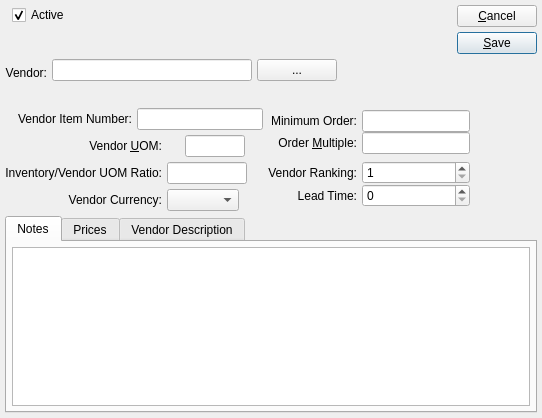
Qt form xtuple/trunk/guiclient/itemSource.ui (WooodHead/xtuple) before a commit.
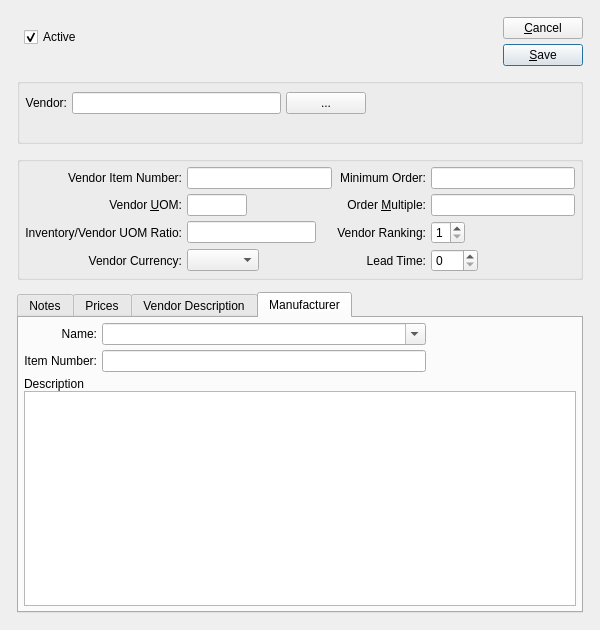
The same form after that commit. The open tabs and pages were chosen to show the change. Custom widgets are drawn as their Qt base class.

Commit message: issue #7669:  Introduce manufacturer data into several purchase module windows.

Diff of the .ui file:
```diff
--- a/xtuple/trunk/guiclient/itemSource.ui
+++ b/xtuple/trunk/guiclient/itemSource.ui
@@ -8,25 +8,36 @@
    <rect>
     <x>0</x>
     <y>0</y>
-    <width>542</width>
-    <height>418</height>
+    <width>600</width>
+    <height>630</height>
    </rect>
   </property>
   <property name="windowTitle" >
    <string>Item Source</string>
   </property>
-  <layout class="QVBoxLayout" >
-   <property name="margin" >
-    <number>5</number>
-   </property>
-   <property name="spacing" >
-    <number>5</number>
-   </property>
-   <item>
+  <layout class="QGridLayout" >
+   <item row="0" column="0" >
+    <layout class="QGridLayout" >
+     <property name="leftMargin" >
+      <number>12</number>
+     </property>
+     <property name="topMargin" >
+      <number>12</number>
+     </property>
+     <property name="rightMargin" >
+      <number>12</number>
+     </property>
+     <property name="bottomMargin" >
+      <number>12</number>
+     </property>
+     <property name="horizontalSpacing" >
+      <number>12</number>
+     </property>
+     <property name="verticalSpacing" >
+      <number>12</number>
+     </property>
+     <item row="0" column="0" >
     <layout class="QHBoxLayout" >
-     <property name="margin" >
-      <number>0</number>
-     </property>
      <property name="spacing" >
       <number>7</number>
      </property>
@@ -35,11 +46,8 @@
      </item>
      <item>
       <layout class="QVBoxLayout" >
-       <property name="margin" >
-        <number>0</number>
-       </property>
-       <property name="spacing" >
-        <number>0</number>
+         <property name="topMargin" >
+          <number>10</number>
        </property>
        <item>
         <widget class="QCheckBox" name="_active" >
@@ -71,9 +79,6 @@
      </item>
      <item>
       <layout class="QHBoxLayout" >
-       <property name="margin" >
-        <number>0</number>
-       </property>
        <property name="spacing" >
         <number>0</number>
        </property>
@@ -95,17 +100,11 @@
        </item>
        <item>
         <layout class="QVBoxLayout" >
-         <property name="margin" >
-          <number>0</number>
-         </property>
          <property name="spacing" >
           <number>0</number>
          </property>
          <item>
           <layout class="QVBoxLayout" >
-           <property name="margin" >
-            <number>0</number>
-           </property>
            <property name="spacing" >
             <number>5</number>
            </property>
@@ -150,28 +149,16 @@
      </item>
     </layout>
    </item>
-   <item>
-    <layout class="QHBoxLayout" >
-     <property name="margin" >
-      <number>0</number>
-     </property>
-     <property name="spacing" >
-      <number>5</number>
-     </property>
-     <item>
-      <layout class="QVBoxLayout" >
-       <property name="margin" >
-        <number>0</number>
-       </property>
-       <property name="spacing" >
-        <number>0</number>
-       </property>
-       <item>
+     <item row="1" column="0" >
+      <widget class="QGroupBox" name="_vendorGroup" >
+       <property name="title" >
+        <string/>
+       </property>
+       <layout class="QGridLayout" >
+        <item row="0" column="0" >
         <widget class="QLabel" name="_vendorLit" >
          <property name="sizePolicy" >
-          <sizepolicy>
-           <hsizetype>5</hsizetype>
-           <vsizetype>0</vsizetype>
+           <sizepolicy vsizetype="Fixed" hsizetype="Preferred" >
            <horstretch>0</horstretch>
            <verstretch>0</verstretch>
           </sizepolicy>
@@ -190,53 +177,17 @@
          </property>
         </widget>
        </item>
-       <item>
-        <spacer>
-         <property name="orientation" >
-          <enum>Qt::Vertical</enum>
-         </property>
-         <property name="sizeType" >
-          <enum>QSizePolicy::Expanding</enum>
-         </property>
-         <property name="sizeHint" >
-          <size>
-           <width>20</width>
-           <height>16</height>
-          </size>
-         </property>
-        </spacer>
-       </item>
-      </layout>
-     </item>
-     <item>
-      <layout class="QVBoxLayout" >
-       <property name="margin" >
-        <number>0</number>
-       </property>
-       <property name="spacing" >
-        <number>0</number>
-       </property>
-       <item>
-        <layout class="QHBoxLayout" >
-         <property name="margin" >
-          <number>0</number>
-         </property>
-         <property name="spacing" >
-          <number>5</number>
-         </property>
-         <item>
+        <item row="0" column="1" >
           <widget class="VendorLineEdit" name="_vendor" >
            <property name="sizePolicy" >
-            <sizepolicy>
-             <hsizetype>7</hsizetype>
-             <vsizetype>0</vsizetype>
+           <sizepolicy vsizetype="Fixed" hsizetype="Expanding" >
              <horstretch>0</horstretch>
              <verstretch>0</verstretch>
             </sizepolicy>
            </property>
           </widget>
          </item>
-         <item>
+        <item row="0" column="2" >
           <widget class="QPushButton" name="_vendorList" >
            <property name="focusPolicy" >
             <enum>Qt::NoFocus</enum>
@@ -246,60 +197,36 @@
            </property>
           </widget>
          </item>
-         <item>
-          <spacer>
-           <property name="orientation" >
-            <enum>Qt::Horizontal</enum>
-           </property>
-           <property name="sizeType" >
-            <enum>QSizePolicy::Expanding</enum>
-           </property>
-           <property name="sizeHint" >
-            <size>
-             <width>0</width>
-             <height>20</height>
-            </size>
-           </property>
-          </spacer>
-         </item>
-        </layout>
-       </item>
-       <item>
+        <item row="1" column="1" colspan="2" >
         <widget class="QLabel" name="_vendorName" >
          <property name="text" >
           <string/>
          </property>
         </widget>
        </item>
-      </layout>
-     </item>
-    </layout>
-   </item>
-   <item>
-    <layout class="QHBoxLayout" >
-     <property name="margin" >
-      <number>0</number>
-     </property>
-     <property name="spacing" >
-      <number>5</number>
-     </property>
-     <item>
-      <layout class="QVBoxLayout" >
-       <property name="margin" >
-        <number>0</number>
-       </property>
-       <property name="spacing" >
-        <number>5</number>
-       </property>
-       <item>
-        <layout class="QHBoxLayout" >
-         <property name="margin" >
-          <number>0</number>
-         </property>
-         <property name="spacing" >
-          <number>5</number>
-         </property>
-         <item>
+        <item row="0" column="3" >
+         <spacer>
+          <property name="orientation" >
+           <enum>Qt::Horizontal</enum>
+          </property>
+          <property name="sizeHint" >
+           <size>
+            <width>40</width>
+            <height>20</height>
+           </size>
+          </property>
+         </spacer>
+        </item>
+       </layout>
+      </widget>
+     </item>
+     <item row="2" column="0" >
+      <widget class="QGroupBox" name="_venditemGroup" >
+       <property name="title" >
+        <string/>
+       </property>
+       <layout class="QGridLayout" >
+        <item row="0" column="0" >
           <widget class="QLabel" name="_vItemNumberLit" >
            <property name="text" >
             <string>Vendor Item Number:</string>
@@ -309,29 +236,46 @@
            </property>
           </widget>
          </item>
-         <item>
+        <item row="0" column="1" >
           <widget class="XLineEdit" name="_vendorItemNumber" >
            <property name="sizePolicy" >
-            <sizepolicy>
-             <hsizetype>5</hsizetype>
-             <vsizetype>0</vsizetype>
+           <sizepolicy vsizetype="Fixed" hsizetype="Preferred" >
              <horstretch>0</horstretch>
              <verstretch>0</verstretch>
             </sizepolicy>
            </property>
           </widget>
          </item>
-        </layout>
-       </item>
-       <item>
-        <layout class="QGridLayout" >
-         <property name="margin" >
-          <number>0</number>
-         </property>
-         <property name="spacing" >
-          <number>5</number>
-         </property>
-         <item row="0" column="0" >
+        <item row="0" column="2" >
+         <widget class="QLabel" name="_minimumOrderLit" >
+          <property name="text" >
+           <string>Minimum Order:</string>
+          </property>
+          <property name="alignment" >
+           <set>Qt::AlignRight|Qt::AlignTrailing|Qt::AlignVCenter</set>
+          </property>
+          <property name="buddy" >
+           <cstring>_minimumOrder</cstring>
+          </property>
+         </widget>
+        </item>
+        <item row="0" column="3" >
+         <widget class="XLineEdit" name="_minOrderQty" >
+          <property name="enabled" >
+           <bool>true</bool>
+          </property>
+          <property name="sizePolicy" >
+           <sizepolicy vsizetype="Fixed" hsizetype="Preferred" >
+            <horstretch>0</horstretch>
+            <verstretch>0</verstretch>
+           </sizepolicy>
+          </property>
+          <property name="alignment" >
+           <set>Qt::AlignRight</set>
+          </property>
+         </widget>
+        </item>
+        <item row="1" column="0" >
           <widget class="QLabel" name="_vendorUOMLit" >
            <property name="text" >
             <string>Vendor &amp;UOM:</string>
@@ -344,7 +288,75 @@
            </property>
           </widget>
          </item>
-         <item row="1" column="0" >
+        <item row="1" column="1" >
+         <layout class="QHBoxLayout" >
+          <property name="spacing" >
+           <number>0</number>
+          </property>
+          <item>
+           <widget class="XLineEdit" name="_vendorUOM" >
+            <property name="sizePolicy" >
+             <sizepolicy vsizetype="Fixed" hsizetype="Preferred" >
+              <horstretch>0</horstretch>
+              <verstretch>0</verstretch>
+             </sizepolicy>
+            </property>
+            <property name="maximumSize" >
+             <size>
+              <width>60</width>
+              <height>32767</height>
+             </size>
+            </property>
+           </widget>
+          </item>
+          <item>
+           <spacer>
+            <property name="orientation" >
+             <enum>Qt::Horizontal</enum>
+            </property>
+            <property name="sizeType" >
+             <enum>QSizePolicy::Expanding</enum>
+            </property>
+            <property name="sizeHint" >
+             <size>
+              <width>0</width>
+              <height>20</height>
+             </size>
+            </property>
+           </spacer>
+          </item>
+         </layout>
+        </item>
+        <item row="1" column="2" >
+         <widget class="QLabel" name="_multOrderQtyLit" >
+          <property name="text" >
+           <string>Order &amp;Multiple:</string>
+          </property>
+          <property name="alignment" >
+           <set>Qt::AlignRight|Qt::AlignTrailing|Qt::AlignVCenter</set>
+          </property>
+          <property name="buddy" >
+           <cstring>_multOrderQty</cstring>
+          </property>
+         </widget>
+        </item>
+        <item row="1" column="3" >
+         <widget class="XLineEdit" name="_multOrderQty" >
+          <property name="enabled" >
+           <bool>true</bool>
+          </property>
+          <property name="sizePolicy" >
+           <sizepolicy vsizetype="Fixed" hsizetype="Preferred" >
+            <horstretch>0</horstretch>
+            <verstretch>0</verstretch>
+           </sizepolicy>
+          </property>
+          <property name="alignment" >
+           <set>Qt::AlignRight</set>
+          </property>
+         </widget>
+        </item>
+        <item row="2" column="0" >
           <widget class="QLabel" name="_invVendorRatioLit" >
            <property name="text" >
             <string>Inventory/Vendor UOM Ratio:</string>
@@ -354,7 +366,40 @@
            </property>
           </widget>
          </item>
-         <item row="2" column="0" >
+        <item row="2" column="1" >
+         <layout class="QHBoxLayout" >
+          <property name="spacing" >
+           <number>5</number>
+          </property>
+          <item>
+           <widget class="XLineEdit" name="_invVendorUOMRatio" >
+            <property name="sizePolicy" >
+             <sizepolicy vsizetype="Fixed" hsizetype="Preferred" >
+              <horstretch>0</horstretch>
+              <verstretch>0</verstretch>
+             </sizepolicy>
+            </property>
+           </widget>
+          </item>
+          <item>
+           <spacer>
+            <property name="orientation" >
+             <enum>Qt::Horizontal</enum>
+            </property>
+            <property name="sizeType" >
+             <enum>QSizePolicy::Preferred</enum>
+            </property>
+            <property name="sizeHint" >
+             <size>
+              <width>16</width>
+              <height>20</height>
+             </size>
+            </property>
+           </spacer>
+          </item>
+         </layout>
+        </item>
+        <item row="3" column="0" >
           <widget class="QLabel" name="_vendorCurrencyLit" >
            <property name="text" >
             <string>Vendor Currency:</string>
@@ -364,99 +409,8 @@
            </property>
           </widget>
          </item>
-         <item row="0" column="1" >
+        <item row="3" column="1" >
           <layout class="QHBoxLayout" >
-           <property name="margin" >
-            <number>0</number>
-           </property>
-           <property name="spacing" >
-            <number>0</number>
-           </property>
-           <item>
-            <widget class="XLineEdit" name="_vendorUOM" >
-             <property name="sizePolicy" >
-              <sizepolicy>
-               <hsizetype>5</hsizetype>
-               <vsizetype>0</vsizetype>
-               <horstretch>0</horstretch>
-               <verstretch>0</verstretch>
-              </sizepolicy>
-             </property>
-             <property name="maximumSize" >
-              <size>
-               <width>60</width>
-               <height>32767</height>
-              </size>
-             </property>
-            </widget>
-           </item>
-           <item>
-            <spacer>
-             <property name="orientation" >
-              <enum>Qt::Horizontal</enum>
-             </property>
-             <property name="sizeType" >
-              <enum>QSizePolicy::Preferred</enum>
-             </property>
-             <property name="sizeHint" >
-              <size>
-               <width>0</width>
-               <height>20</height>
-              </size>
-             </property>
-            </spacer>
-           </item>
-          </layout>
-         </item>
-         <item row="1" column="1" >
-          <layout class="QHBoxLayout" >
-           <property name="margin" >
-            <number>0</number>
-           </property>
-           <property name="spacing" >
-            <number>5</number>
-           </property>
-           <item>
-            <widget class="XLineEdit" name="_invVendorUOMRatio" >
-             <property name="sizePolicy" >
-              <sizepolicy>
-               <hsizetype>5</hsizetype>
-               <vsizetype>0</vsizetype>
-               <horstretch>0</horstretch>
-               <verstretch>0</verstretch>
-              </sizepolicy>
-             </property>
-             <property name="maximumSize" >
-              <size>
-               <width>80</width>
-               <height>32767</height>
-              </size>
-             </property>
-            </widget>
-           </item>
-           <item>
-            <spacer>
-             <property name="orientation" >
-              <enum>Qt::Horizontal</enum>
-             </property>
-             <property name="sizeType" >
-              <enum>QSizePolicy::Preferred</enum>
-             </property>
-             <property name="sizeHint" >
-              <size>
-               <width>16</width>
-               <height>20</height>
-              </size>
-             </property>
-            </spacer>
-           </item>
-          </layout>
-         </item>
-         <item row="2" column="1" >
-          <layout class="QHBoxLayout" >
-           <property name="margin" >
-            <number>0</number>
-           </property>
            <property name="spacing" >
             <number>5</number>
            </property>
@@ -481,80 +435,28 @@
            </item>
           </layout>
          </item>
-        </layout>
-       </item>
-      </layout>
-     </item>
-     <item>
-      <layout class="QGridLayout" >
-       <property name="margin" >
-        <number>0</number>
-       </property>
-       <property name="spacing" >
-        <number>5</number>
-       </property>
-       <item row="0" column="1" >
-        <layout class="QVBoxLayout" >
-         <property name="margin" >
-          <number>0</number>
-         </property>
-         <property name="spacing" >
-          <number>0</number>
-         </property>
-         <item>
-          <widget class="XLineEdit" name="_minOrderQty" >
-           <property name="enabled" >
-            <bool>true</bool>
-           </property>
-           <property name="sizePolicy" >
-            <sizepolicy>
-             <hsizetype>5</hsizetype>
-             <vsizetype>0</vsizetype>
-             <horstretch>0</horstretch>
-             <verstretch>0</verstretch>
-            </sizepolicy>
-           </property>
+        <item row="2" column="2" >
+         <widget class="QLabel" name="_vendorRankingLit" >
+          <property name="text" >
+           <string>Vendor Ranking:</string>
+          </property>
            <property name="alignment" >
-            <set>Qt::AlignRight</set>
+           <set>Qt::AlignRight|Qt::AlignTrailing|Qt::AlignVCenter</set>
            </property>
           </widget>
          </item>
-         <item>
-          <widget class="XLineEdit" name="_multOrderQty" >
-           <property name="enabled" >
-            <bool>true</bool>
-           </property>
-           <property name="sizePolicy" >
-            <sizepolicy>
-             <hsizetype>5</hsizetype>
-             <vsizetype>0</vsizetype>
-             <horstretch>0</horstretch>
-             <verstretch>0</verstretch>
-            </sizepolicy>
-           </property>
+        <item row="3" column="2" >
+         <widget class="QLabel" name="_leadTimeLit" >
+          <property name="text" >
+           <string>Lead Time:</string>
+          </property>
            <property name="alignment" >
-            <set>Qt::AlignRight</set>
+           <set>Qt::AlignRight|Qt::AlignTrailing|Qt::AlignVCenter</set>
            </property>
           </widget>
          </item>
-        </layout>
-       </item>
-       <item row="1" column="1" >
+        <item row="2" column="3" >
         <layout class="QHBoxLayout" >
-         <property name="margin" >
-          <number>0</number>
-         </property>
-         <property name="spacing" >
-          <number>0</number>
-         </property>
-         <item>
-          <layout class="QVBoxLayout" >
-           <property name="margin" >
-            <number>0</number>
-           </property>
-           <property name="spacing" >
-            <number>0</number>
-           </property>
            <item>
             <widget class="QSpinBox" name="_vendorRanking" >
              <property name="maximum" >
@@ -563,8 +465,28 @@
              <property name="minimum" >
               <number>1</number>
              </property>
-            </widget>
-           </item>
+            <property name="maximum" >
+             <number>9</number>
+            </property>
+           </widget>
+          </item>
+          <item>
+           <spacer>
+            <property name="orientation" >
+             <enum>Qt::Horizontal</enum>
+            </property>
+            <property name="sizeHint" >
+             <size>
+              <width>40</width>
+              <height>20</height>
+             </size>
+            </property>
+           </spacer>
+          </item>
+         </layout>
+        </item>
+        <item row="3" column="3" >
+         <layout class="QHBoxLayout" >
            <item>
             <widget class="QSpinBox" name="_leadTime" >
              <property name="maximum" >
@@ -572,94 +494,6 @@
              </property>
             </widget>
            </item>
-          </layout>
-         </item>
-         <item>
-          <spacer>
-           <property name="orientation" >
-            <enum>Qt::Horizontal</enum>
-           </property>
-           <property name="sizeType" >
-            <enum>QSizePolicy::Preferred</enum>
-           </property>
-           <property name="sizeHint" >
-            <size>
-             <width>0</width>
-             <height>20</height>
-            </size>
-           </property>
-          </spacer>
-         </item>
-        </layout>
-       </item>
-       <item row="1" column="0" >
-        <layout class="QVBoxLayout" >
-         <property name="margin" >
-          <number>0</number>
-         </property>
-         <property name="spacing" >
-          <number>0</number>
-         </property>
-         <item>
-          <widget class="QLabel" name="_vendorRankingLit" >
-           <property name="text" >
-            <string>Vendor Ranking:</string>
-           </property>
-           <property name="alignment" >
-            <set>Qt::AlignRight|Qt::AlignTrailing|Qt::AlignVCenter</set>
-           </property>
-          </widget>
-         </item>
-         <item>
-          <widget class="QLabel" name="_leadTimeLit" >
-           <property name="text" >
-            <string>Lead Time:</string>
-           </property>
-           <property name="alignment" >
-            <set>Qt::AlignRight|Qt::AlignTrailing|Qt::AlignVCenter</set>
-           </property>
-          </widget>
-         </item>
-        </layout>
-       </item>
-       <item row="0" column="0" >
-        <layout class="QVBoxLayout" >
-         <property name="margin" >
-          <number>0</number>
-         </property>
-         <property name="spacing" >
-          <number>0</number>
-         </property>
-         <item>
-          <widget class="QLabel" name="_minimumOrderLit" >
-           <property name="text" >
-            <string>Minimum Order:</string>
-           </property>
-           <property name="alignment" >
-            <set>Qt::AlignRight|Qt::AlignTrailing|Qt::AlignVCenter</set>
-           </property>
-           <property name="buddy" >
-            <cstring>_minimumOrder</cstring>
-           </property>
-          </widget>
-         </item>
-         <item>
-          <widget class="QLabel" name="_multOrderQtyLit" >
-           <property name="text" >
-            <string>Order &amp;Multiple:</string>
-           </property>
-           <property name="alignment" >
-            <set>Qt::AlignRight|Qt::AlignTrailing|Qt::AlignVCenter</set>
-           </property>
-           <property name="buddy" >
-            <cstring>_multOrderQty</cstring>
-           </property>
-          </widget>
-         </item>
-        </layout>
-       </item>
-      </layout>
-     </item>
      <item>
       <spacer>
        <property name="orientation" >
@@ -678,12 +512,13 @@
      </item>
     </layout>
    </item>
-   <item>
+       </layout>
+      </widget>
+     </item>
+     <item row="3" column="0" >
     <widget class="QTabWidget" name="_tab" >
      <property name="sizePolicy" >
-      <sizepolicy>
-       <hsizetype>7</hsizetype>
-       <vsizetype>7</vsizetype>
+        <sizepolicy vsizetype="Expanding" hsizetype="Expanding" >
        <horstretch>0</horstretch>
        <verstretch>1</verstretch>
       </sizepolicy>
@@ -696,12 +531,21 @@
        <string>Notes</string>
       </attribute>
       <layout class="QHBoxLayout" >
-       <property name="margin" >
-        <number>5</number>
-       </property>
        <property name="spacing" >
         <number>5</number>
        </property>
+         <property name="leftMargin" >
+          <number>5</number>
+         </property>
+         <property name="topMargin" >
+          <number>5</number>
+         </property>
+         <property name="rightMargin" >
+          <number>5</number>
+         </property>
+         <property name="bottomMargin" >
+          <number>5</number>
+         </property>
        <item>
         <widget class="QTextEdit" name="_notes" />
        </item>
@@ -712,12 +556,21 @@
        <string>Prices</string>
       </attribute>
       <layout class="QHBoxLayout" >
-       <property name="margin" >
-        <number>5</number>
-       </property>
        <property name="spacing" >
         <number>7</number>
        </property>
+         <property name="leftMargin" >
+          <number>5</number>
+         </property>
+         <property name="topMargin" >
+          <number>5</number>
+         </property>
+         <property name="rightMargin" >
+          <number>5</number>
+         </property>
+         <property name="bottomMargin" >
+          <number>5</number>
+         </property>
        <item>
         <widget class="XTreeWidget" name="_itemsrcp" >
          <property name="sizePolicy" >
@@ -738,9 +591,6 @@
        </item>
        <item>
         <layout class="QVBoxLayout" >
-         <property name="margin" >
-          <number>0</number>
-         </property>
          <property name="spacing" >
           <number>0</number>
          </property>
@@ -796,18 +646,124 @@
        <string>Vendor Description</string>
       </attribute>
       <layout class="QHBoxLayout" >
-       <property name="margin" >
+         <property name="spacing" >
         <number>5</number>
        </property>
-       <property name="spacing" >
+         <property name="leftMargin" >
         <number>5</number>
        </property>
+         <property name="topMargin" >
+          <number>5</number>
+         </property>
+         <property name="rightMargin" >
+          <number>5</number>
+         </property>
+         <property name="bottomMargin" >
+          <number>5</number>
+         </property>
        <item>
         <widget class="QTextEdit" name="_vendorItemDescrip" />
        </item>
       </layout>
      </widget>
-    </widget>
+       <widget class="QWidget" name="_manfTab" >
+        <attribute name="title" >
+         <string>Manufacturer</string>
+        </attribute>
+        <layout class="QGridLayout" >
+         <item row="0" column="0" >
+          <layout class="QHBoxLayout" >
+           <item>
+            <layout class="QGridLayout" >
+             <item row="0" column="0" >
+              <widget class="QLabel" name="_manufNameLit" >
+               <property name="text" >
+                <string>Name:</string>
+               </property>
+               <property name="alignment" >
+                <set>Qt::AlignRight|Qt::AlignTrailing|Qt::AlignVCenter</set>
+               </property>
+              </widget>
+             </item>
+             <item row="1" column="0" >
+              <widget class="QLabel" name="_manufNumberLit" >
+               <property name="text" >
+                <string>Item Number:</string>
+               </property>
+               <property name="alignment" >
+                <set>Qt::AlignRight|Qt::AlignTrailing|Qt::AlignVCenter</set>
+               </property>
+              </widget>
+             </item>
+             <item row="1" column="1" >
+              <widget class="XLineEdit" name="_manufItemNumber" >
+               <property name="sizePolicy" >
+                <sizepolicy vsizetype="Fixed" hsizetype="Expanding" >
+                 <horstretch>0</horstretch>
+                 <verstretch>0</verstretch>
+                </sizepolicy>
+               </property>
+              </widget>
+             </item>
+             <item row="0" column="1" >
+              <widget class="XComboBox" name="_manufName" >
+               <property name="editable" >
+                <bool>true</bool>
+               </property>
+              </widget>
+             </item>
+            </layout>
+           </item>
+           <item>
+            <spacer>
+             <property name="sizePolicy" >
+              <sizepolicy vsizetype="Minimum" hsizetype="Preferred" >
+               <horstretch>0</horstretch>
+               <verstretch>0</verstretch>
+              </sizepolicy>
+             </property>
+             <property name="orientation" >
+              <enum>Qt::Horizontal</enum>
+             </property>
+             <property name="sizeType" >
+              <enum>QSizePolicy::Preferred</enum>
+             </property>
+             <property name="sizeHint" >
+              <size>
+               <width>150</width>
+               <height>20</height>
+              </size>
+             </property>
+            </spacer>
+           </item>
+          </layout>
+         </item>
+         <item row="1" column="0" >
+          <layout class="QVBoxLayout" >
+           <property name="spacing" >
+            <number>0</number>
+           </property>
+           <item>
+            <widget class="QLabel" name="label" >
+             <property name="text" >
+              <string>Description</string>
+             </property>
+            </widget>
+           </item>
+           <item>
+            <widget class="QTextEdit" name="_manufItemDescrip" >
+             <property name="tabChangesFocus" >
+              <bool>true</bool>
+             </property>
+            </widget>
+           </item>
+          </layout>
+         </item>
+        </layout>
+       </widget>
+      </widget>
+     </item>
+    </layout>
    </item>
   </layout>
  </widget>
@@ -818,15 +774,6 @@
    <class>ItemCluster</class>
    <extends>QWidget</extends>
    <header>itemcluster.h</header>
-   <container>0</container>
-   <pixmap></pixmap>
-  </customwidget>
-  <customwidget>
-   <class>XTreeWidget</class>
-   <extends>QTreeWidget</extends>
-   <header>xtreewidget.h</header>
-   <container>0</container>
-   <pixmap></pixmap>
   </customwidget>
   <customwidget>
    <class>VendorLineEdit</class>
@@ -846,8 +793,11 @@
    <class>XLineEdit</class>
    <extends>QLineEdit</extends>
    <header>xlineedit.h</header>
-   <container>0</container>
-   <pixmap></pixmap>
+  </customwidget>
+  <customwidget>
+   <class>XTreeWidget</class>
+   <extends>QTreeWidget</extends>
+   <header>xtreewidget.h</header>
   </customwidget>
  </customwidgets>
  <tabstops>
```
Left out of the diff: 25 changed lines with no effect on the pictures. Lines whose indentation alone changed are shown as unchanged. The commit also changes 11 other files.
